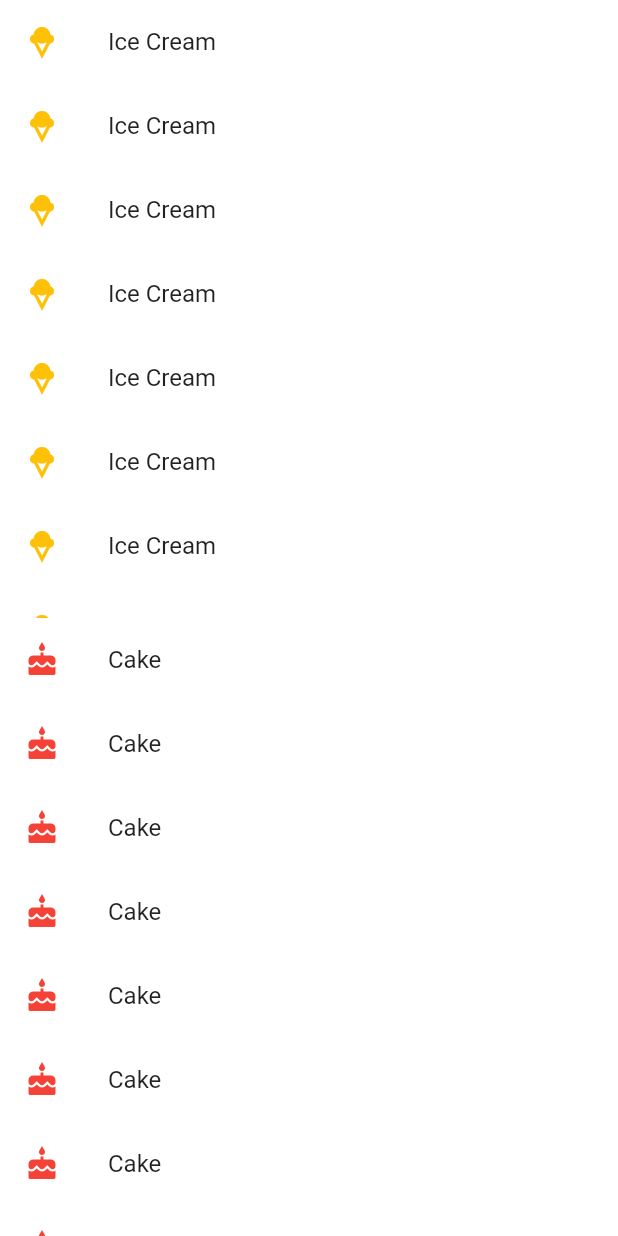
After one commit to drumkiller-peter/high_in_flutter, a Flutter app: the ScrollingBehaviourInDart screen opened directly, on a phone screen of 412 x 824 dp. The commit adds this screen. Run offline on Flutter 3.47's test engine with Material 2 defaults, Android fonts, the phone set to English and light mode, and no system bars; our stand-ins replace cached_network_image, google_fonts, just_audio, marquee, shared_preferences, smooth_page_indicator; accounts and stored records are empty.

Commit message:
Added Scrolling Conf. on ScrollControllers

```diff
--- /dev/null
+++ b/lib/views/scrolling_behaviour/scrolling_behaviour_in_dart.dart
@@ -0,0 +1,118 @@
+import 'dart:developer';
+
+import 'package:flutter/material.dart';
+import 'package:provider/provider.dart';
+
+class ScrollingBehaviourInDart extends StatefulWidget {
+  const ScrollingBehaviourInDart({Key? key}) : super(key: key);
+
+  @override
+  State<ScrollingBehaviourInDart> createState() =>
+      _ScrollingBehaviourInDartState();
+}
+
+class _ScrollingBehaviourInDartState extends State<ScrollingBehaviourInDart> {
+  late ScrollController _sc1;
+  late ScrollController _sc2;
+  late ScrollController _sc3;
+
+  @override
+  void initState() {
+    _sc1 = ScrollController();
+    _sc2 = ScrollController();
+    _sc3 = ScrollController();
+    var _pr = Provider.of<MyScrollProvider>(context, listen: false);
+    _sc1.addListener(() {
+      log("SC1::::::::::: " + _sc1.position.pixels.toString());
+      if (_sc1.position.pixels == _sc1.position.minScrollExtent) {
+        debugPrint("OK");
+        _pr.changePhysics(enableScrolling: true);
+      }
+    });
+    _sc2.addListener(() {
+      if (_sc2.offset == _sc2.position.maxScrollExtent) {
+        _pr.changePhysics(enableScrolling: false);
+        log("YAAA");
+      }
+    });
+
+    _sc3.addListener(() {
+      log("SC3::::::::::: " + _sc3.position.pixels.toString());
+    });
+
+    super.initState();
+  }
+
+  @override
+  void dispose() {
+    _sc1.dispose();
+    _sc2.dispose();
+    _sc3.dispose();
+    super.dispose();
+  }
+
+  @override
+  Widget build(BuildContext context) {
+    var _size = MediaQuery.of(context).size;
+    return SafeArea(
+      child: Scaffold(
+        backgroundColor: Colors.white.withOpacity(0.8),
+        body: SizedBox(
+          height: _size.height,
+          child: Consumer<MyScrollProvider>(
+            builder: (context, myScrollProvider, _) => SingleChildScrollView(
+              controller: _sc1,
+              child: Column(
+                children: [
+                  SizedBox(
+                    height: _size.height * 0.5,
+                    child: ListView.builder(
+                      controller: _sc2,
+                      physics: myScrollProvider.enablePrimaryScroll
+                          ? const AlwaysScrollableScrollPhysics()
+                          : const NeverScrollableScrollPhysics(),
+                      itemCount: 20,
+                      shrinkWrap: true,
+                      itemBuilder: (context, index) {
+                        return const ListTile(
+                          leading: Icon(
+                            Icons.icecream,
+                            color: Colors.amber,
+                          ),
+                          title: Text("Ice Cream"),
+                        );
+                      },
+                    ),
+                  ),
+                  ListView.builder(
+                    itemCount: 20,
+                    controller: _sc3,
+                    shrinkWrap: true,
+                    physics: const NeverScrollableScrollPhysics(),
+                    itemBuilder: (context, index) {
+                      return const ListTile(
+                        leading: Icon(
+                          Icons.cake,
+                          color: Colors.red,
+                        ),
+                        title: Text("Cake"),
+                      );
+                    },
+                  ),
+                ],
+              ),
+            ),
+          ),
+        ),
+      ),
+    );
+  }
+}
+
+class MyScrollProvider extends ChangeNotifier {
+  var enablePrimaryScroll = true;
+  changePhysics({required bool enableScrolling}) {
+    enablePrimaryScroll = enableScrolling;
+    notifyListeners();
+  }
+}
```
Also changed, not shown: lib/views/table_of_contents/table_of_contents.dart (+18 -2 lines).
